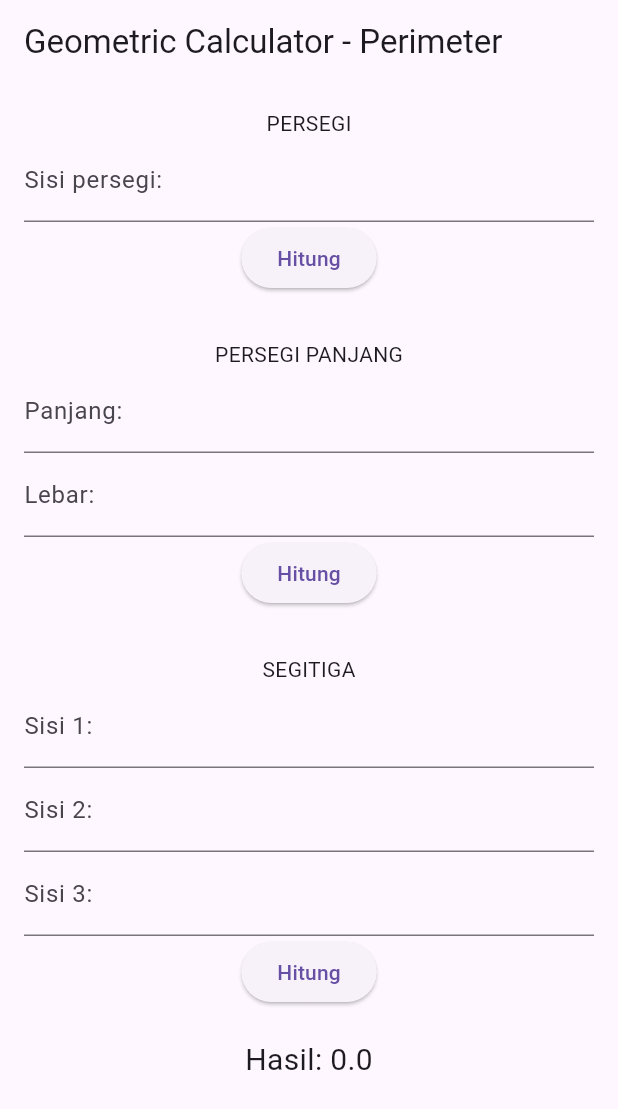
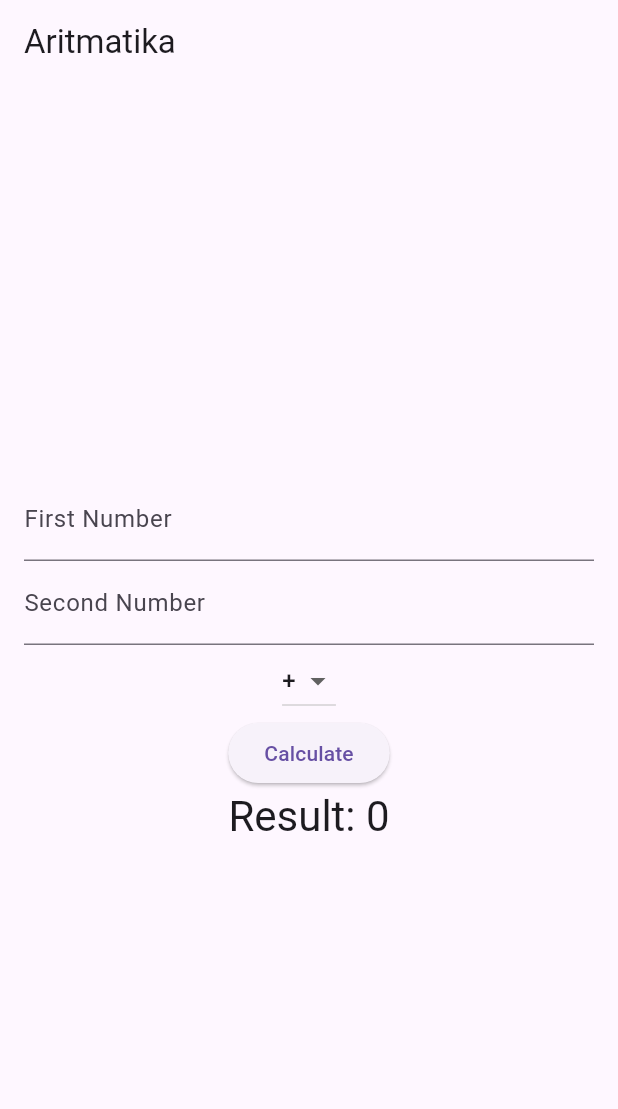
Before and after one commit to Anzuhaa/Calculator, a Flutter app: the screen it shows after launch, on a phone screen of 412 x 824 dp. Shown: the top 1109 px of the screen. Run offline on Flutter 3.47's test engine with Material 3 defaults, Android fonts, the phone set to English and light mode, and no system bars; our stand-ins replace flutter_redux, redux.

Commit message:
Feat [AZ] -calculator aritmatika

```diff
--- a/lib/actions.dart
+++ b/lib/actions.dart
@@ -1,17 +1,6 @@
-class CalculateSquarePerimeter {
-  final double sisi;
-  CalculateSquarePerimeter(this.sisi);
+// actions.dart
+class UpdateResultAction {
+  final int result;
+
+  UpdateResultAction(this.result);
 }
-
-class CalculateRectanglePerimeter {
-  final double panjang;
-  final double Lebar;
-  CalculateRectanglePerimeter(this.panjang, this.Lebar);
-}
-
-class CalculateTrianglePerimeter {
-  final double sisi1;
-  final double sisi2;
-  final double sisi3;
-  CalculateTrianglePerimeter(this.sisi1, this.sisi2, this.sisi3);
-}
--- a/lib/main.dart
+++ b/lib/main.dart
@@ -1,25 +1,35 @@
-import 'package:calculator_redux/store.dart';
+// main.dart
+// ignore_for_file: unused_import
+
+import 'package:calculator_redux/state.dart';
 import 'package:calculator_redux/ui.dart';
 import 'package:flutter/material.dart';
 import 'package:flutter_redux/flutter_redux.dart';
-import 'state.dart';
-
+import 'package:redux/redux.dart';
+import 'store.dart';
+import 'actions.dart';
 
 void main() {
-  runApp(MyApp());
+  final store = createStore();
+
+  runApp(MyApp(store: store));
 }
+
 class MyApp extends StatelessWidget {
+  final Store<AppState> store;
 
-
-
+  const MyApp({super.key, required this.store});
 
   @override
   Widget build(BuildContext context) {
-    return StoreProvider<AppState>(
+    return StoreProvider(
       store: store,
       child: MaterialApp(
-        title: 'Bangun datar',
-        home:CalculatorScreen(),
+        title: 'Flutter Redux Demo',
+        theme: ThemeData(
+          primarySwatch: Colors.blue,
+        ),
+        home: uiDesign(),
       ),
     );
   }
--- a/lib/reducer.dart
+++ b/lib/reducer.dart
@@ -1,19 +1,11 @@
+// reducer.dart
+import 'package:redux/redux.dart';
+import 'state.dart';
 import 'actions.dart';
-import 'state.dart';
-
-
-
 
 AppState appReducer(AppState state, dynamic action) {
-  if (action is CalculateSquarePerimeter) {
-    final perimeter = 4 * action.sisi;
-    return AppState(perimeter: perimeter);
-  } else if (action is CalculateRectanglePerimeter) {
-    final perimeter = 2 * (action.panjang + action.Lebar);
-    return AppState(perimeter: perimeter);
-  } else if (action is CalculateTrianglePerimeter) {
-    final perimeter = action.sisi1 + action.sisi2 + action.sisi3;
-    return AppState(perimeter: perimeter);
+  if (action is UpdateResultAction) {
+    return state.copyWith(result: action.result);
   }
   return state;
 }
--- a/lib/state.dart
+++ b/lib/state.dart
@@ -1,7 +1,14 @@
- class AppState {
-  final double perimeter;
+// app_state.dart
+class AppState {
+  final int result;
 
-  AppState ({required this.perimeter});
+  AppState({required this.result});
 
-  AppState.initialState() : perimeter = 0.0;
- }
+  AppState.initial() : result = 0;
+
+  AppState copyWith({int? result}) {
+    return AppState(
+      result: result ?? this.result,
+    );
+  }
+}
--- a/lib/store.dart
+++ b/lib/store.dart
@@ -1,9 +1,11 @@
+// store.dart
 import 'package:redux/redux.dart';
 import 'state.dart';
 import 'reducer.dart';
 
-
-  final store = Store<AppState>(
+Store<AppState> createStore() {
+  return Store<AppState>(
     appReducer,
-    initialState: AppState.initialState(),
+    initialState: AppState.initial(),
   );
+}
--- a/lib/ui.dart
+++ b/lib/ui.dart
@@ -1,82 +1,110 @@
+// main.dart (continued)
+// ignore_for_file: unnecessary_null_comparison
+
 import 'package:flutter/material.dart';
 import 'package:flutter_redux/flutter_redux.dart';
+import 'package:redux/redux.dart';
+import 'state.dart';
 import 'actions.dart';
-import 'state.dart';
 
-class CalculatorScreen extends StatefulWidget {
-  const CalculatorScreen({super.key});
-
+class uiDesign extends StatefulWidget {
   @override
-  _CalculatorScreenState createState() => _CalculatorScreenState();
+  _uiDesignState createState() => _uiDesignState();
 }
 
-class _CalculatorScreenState extends State<CalculatorScreen> {
-  final TextEditingController _sideController = TextEditingController();
-  final TextEditingController _lengthController = TextEditingController();
-  final TextEditingController _widthController = TextEditingController();
-  final TextEditingController _side1Controller = TextEditingController();
-  final TextEditingController _side2Controller = TextEditingController();
-  final TextEditingController _side3Controller = TextEditingController();
+class _uiDesignState extends State<uiDesign> {
+  final TextEditingController _inputController1 = TextEditingController();
+  final TextEditingController _inputController2 = TextEditingController();
+  String _operation = '+';
 
   @override
   Widget build(BuildContext context) {
+    return StoreConnector<AppState, _ViewModel>(
+      converter: (store) => _ViewModel(store: store),
+      builder: (context, viewModel) {
         return Scaffold(
-      appBar: AppBar(title: const Text('Geometric Calculator - Perimeter')),
+          appBar: AppBar(
+            title: Text('Aritmatika'),
+          ),
           body: Padding(
             padding: const EdgeInsets.all(16.0),
             child: Column(
-          children: [
-            const Text("PERSEGI"),
-            _buildInputField('Sisi persegi:', _sideController),
-            _buildCalculateButton('Hitung', () {
-              final side = double.tryParse(_sideController.text) ?? 0.0;
-              StoreProvider.of<AppState>(context).dispatch(CalculateSquarePerimeter(side));
-            }),
+              mainAxisAlignment: MainAxisAlignment.center,
+              children: <Widget>[
+                TextField(
+                  controller: _inputController1,
+                  keyboardType: TextInputType.number,
+                  decoration: InputDecoration(labelText: 'First Number'),
+                ),
+                TextField(
+                  controller: _inputController2,
+                  keyboardType: TextInputType.number,
+                  decoration: InputDecoration(labelText: 'Second Number'),
+                ),
+                DropdownButton<String>(
+                  value: _operation,
+                  items: <String>['+', '-', '*', '/', '%']
+                      .map<DropdownMenuItem<String>>((String value) {
+                    return DropdownMenuItem<String>(
+                      value: value,
+                      child: Text(value),
+                    );
+                  }).toList(),
+                  onChanged: (String? newValue) {
+                    setState(() {
+                      _operation = newValue!;
+                    });
+                  },
+                ),
+                ElevatedButton(
+                  onPressed: () {
+                    final num1 = int.parse(_inputController1.text);
+                    final num2 = int.parse(_inputController2.text);
+                    int result;
+                    switch (_operation) {
+                      case '+':
+                        result = num1 + num2;
+                        break;
+                      case '-':
+                        result = num1 - num2;
+                        break;
+                      case '*':
+                        result = num1 * num2;
+                        break;
+                      case '/':
+                        result = num1 ~/ num2;
+                        break;
+                      case '%':
+                        result = num1 % num2;
+                        break;
+                      default:
+                        result = 0;
+                    }
 
-            const SizedBox(height: 30,),
-
-            const Text("PERSEGI PANJANG"),
-            _buildInputField('Panjang:', _lengthController),
-            _buildInputField('Lebar:', _widthController),
-            _buildCalculateButton('Hitung', () {
-              final length = double.tryParse(_lengthController.text) ?? 0.0;
-              final width = double.tryParse(_widthController.text) ?? 0.0;
-              StoreProvider.of<AppState>(context).dispatch(CalculateRectanglePerimeter(length, width));
-            }),
-
-            const SizedBox(height: 30,),
-
-            const Text("SEGITIGA"),
-            _buildInputField('Sisi 1:', _side1Controller),
-            _buildInputField('Sisi 2:', _side2Controller),
-            _buildInputField('Sisi 3:', _side3Controller),
-            _buildCalculateButton('Hitung', () {
-              final side1 = double.tryParse(_side1Controller.text) ?? 0.0;
-              final side2 = double.tryParse(_side2Controller.text) ?? 0.0;
-              final side3 = double.tryParse(_side3Controller.text) ?? 0.0;
-              StoreProvider.of<AppState>(context).dispatch(CalculateTrianglePerimeter(side1, side2, side3));
-            }),
-
-            const SizedBox(height: 20),
-            StoreConnector<AppState, double>(
-              converter: (store) => store.state.perimeter,
-              builder: (context, perimeter) => Text('Hasil: $perimeter', style: const TextStyle(fontSize: 20)),
+                    viewModel.dispatch(UpdateResultAction(result));
+                  },
+                  child: Text('Calculate'),
+                ),
+                Text(
+                  'Result: ${viewModel.state.result}',
+                  style: Theme.of(context).textTheme.headlineMedium,
                 ),
               ],
             ),
           ),
         );
+      },
+    );
+  }
 }
 
-  Widget _buildInputField(String label, TextEditingController controller) {
-    return TextField(
-      controller: controller,
-      decoration: InputDecoration(labelText: label),
-      keyboardType: TextInputType.number,
-    );
-  }
+class _ViewModel {
+  final Store<AppState> store;
+  AppState get state => store.state;
 
-  Widget _buildCalculateButton(String label, VoidCallback onPressed) {
-    return ElevatedButton(onPressed: onPressed, child: Text(label));
+  _ViewModel({required this.store});
+
+  void dispatch(dynamic action) {
+    store.dispatch(action);
   }
 }
```
Also changed, not shown: 1 other file. Lines whose indentation alone changed are shown as unchanged.
